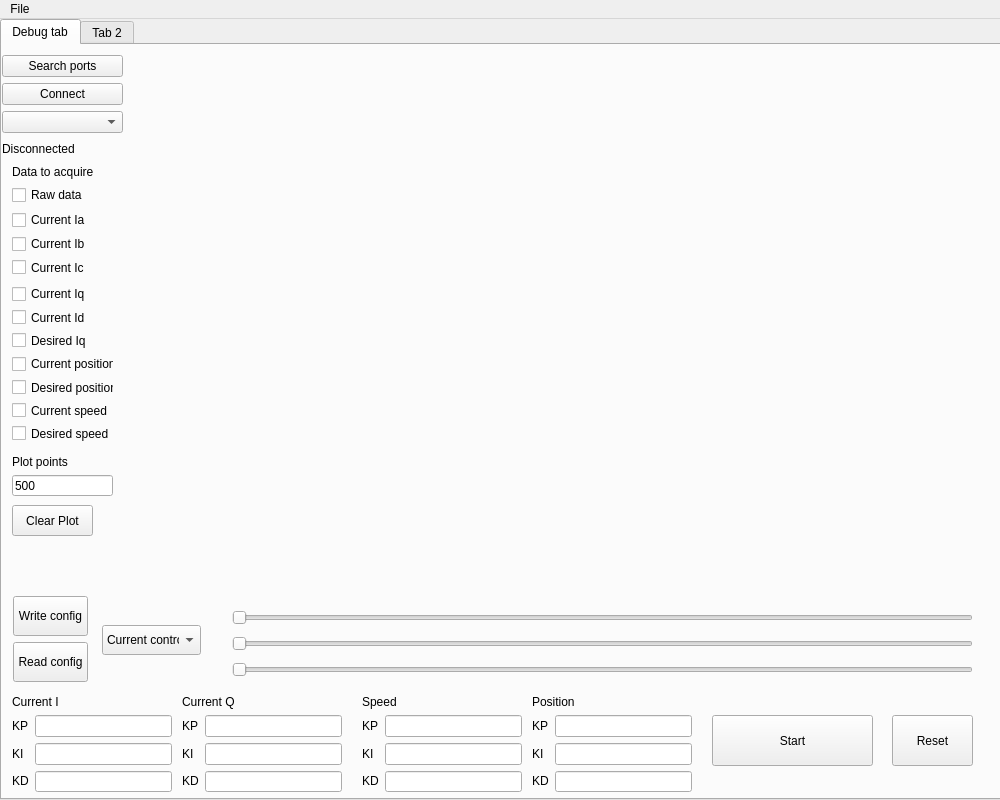
Old version of the form hostApp/ui/mainWindow.ui in the repository skatanik/bldc_motor_control.
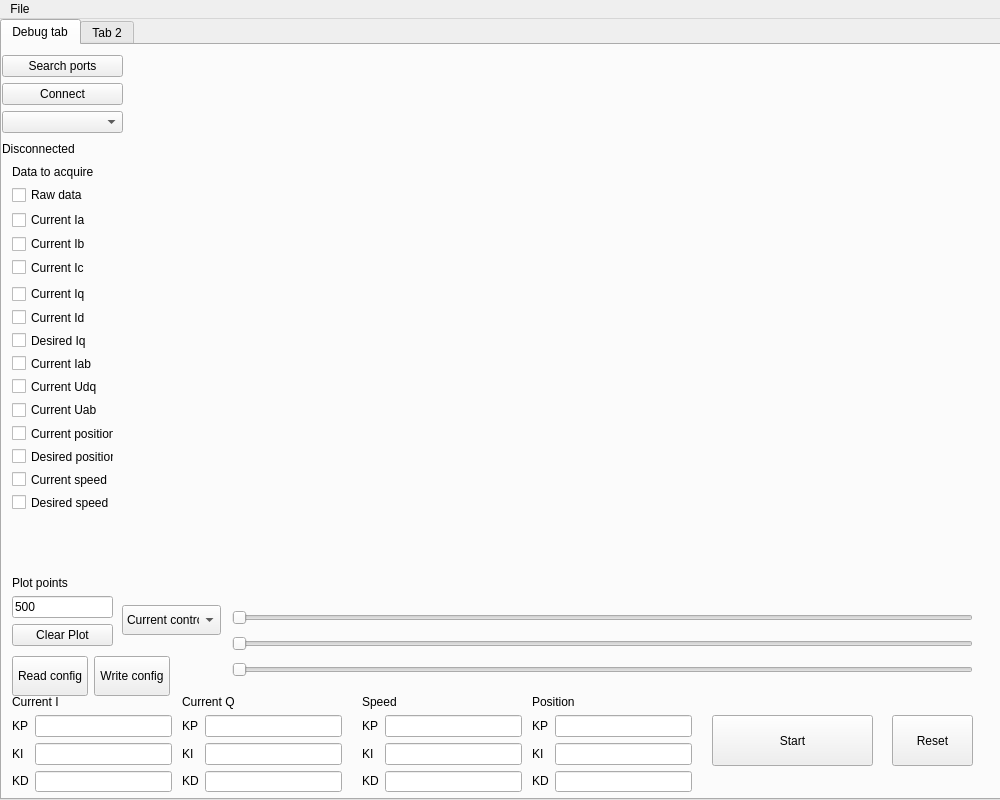
New version of the form. Custom widgets are drawn as their Qt base class.

```diff
--- a/hostApp/ui/mainWindow.ui
+++ b/hostApp/ui/mainWindow.ui
@@ -81,44 +81,6 @@
        <string>Reset</string>
       </property>
      </widget>
-     <widget class="QPushButton" name="pb_writeConf">
-      <property name="geometry">
-       <rect>
-        <x>11</x>
-        <y>551</y>
-        <width>75</width>
-        <height>40</height>
-       </rect>
-      </property>
-      <property name="minimumSize">
-       <size>
-        <width>60</width>
-        <height>40</height>
-       </size>
-      </property>
-      <property name="text">
-       <string>Write config</string>
-      </property>
-     </widget>
-     <widget class="QPushButton" name="pb_readConf">
-      <property name="geometry">
-       <rect>
-        <x>11</x>
-        <y>597</y>
-        <width>75</width>
-        <height>40</height>
-       </rect>
-      </property>
-      <property name="minimumSize">
-       <size>
-        <width>60</width>
-        <height>40</height>
-       </size>
-      </property>
-      <property name="text">
-       <string>Read config</string>
-      </property>
-     </widget>
      <widget class="QWidget" name="layoutWidget">
       <property name="geometry">
        <rect>
@@ -305,8 +267,8 @@
      <widget class="QComboBox" name="cb_controlType">
       <property name="geometry">
        <rect>
-        <x>100</x>
-        <y>580</y>
+        <x>120</x>
+        <y>560</y>
         <width>99</width>
         <height>30</height>
        </rect>
@@ -333,19 +295,6 @@
        </property>
       </item>
      </widget>
-     <widget class="QPushButton" name="pb_clearPlot">
-      <property name="geometry">
-       <rect>
-        <x>10</x>
-        <y>460</y>
-        <width>81</width>
-        <height>31</height>
-       </rect>
-      </property>
-      <property name="text">
-       <string>Clear Plot</string>
-      </property>
-     </widget>
      <widget class="QWidget" name="">
       <property name="geometry">
        <rect>
@@ -541,7 +490,7 @@
         <x>10</x>
         <y>240</y>
         <width>102</width>
-        <height>157</height>
+        <height>226</height>
        </rect>
       </property>
       <layout class="QVBoxLayout" name="verticalLayout_19">
@@ -566,6 +515,27 @@
          </property>
         </widget>
        </item>
+       <item>
+        <widget class="QCheckBox" name="chb_currentIab">
+         <property name="text">
+          <string>Current Iab</string>
+         </property>
+        </widget>
+       </item>
+       <item>
+        <widget class="QCheckBox" name="chb_currentUdq">
+         <property name="text">
+          <string>Current Udq</string>
+         </property>
+        </widget>
+       </item>
+       <item>
+        <widget class="QCheckBox" name="chb_currentUab">
+         <property name="text">
+          <string>Current Uab</string>
+         </property>
+        </widget>
+       </item>
        <item>
         <widget class="QCheckBox" name="chb_currentPos">
          <property name="text">
@@ -600,23 +570,72 @@
       <property name="geometry">
        <rect>
         <x>10</x>
-        <y>410</y>
+        <y>610</y>
+        <width>158</width>
+        <height>42</height>
+       </rect>
+      </property>
+      <layout class="QHBoxLayout" name="horizontalLayout_6">
+       <item>
+        <widget class="QPushButton" name="pb_readConf">
+         <property name="minimumSize">
+          <size>
+           <width>60</width>
+           <height>40</height>
+          </size>
+         </property>
+         <property name="text">
+          <string>Read config</string>
+         </property>
+        </widget>
+       </item>
+       <item>
+        <widget class="QPushButton" name="pb_writeConf">
+         <property name="minimumSize">
+          <size>
+           <width>60</width>
+           <height>40</height>
+          </size>
+         </property>
+         <property name="text">
+          <string>Write config</string>
+         </property>
+        </widget>
+       </item>
+      </layout>
+     </widget>
+     <widget class="QWidget" name="">
+      <property name="geometry">
+       <rect>
+        <x>10</x>
+        <y>530</y>
         <width>101</width>
-        <height>41</height>
+        <height>71</height>
        </rect>
       </property>
-      <layout class="QVBoxLayout" name="verticalLayout_20">
+      <layout class="QVBoxLayout" name="verticalLayout_21">
        <item>
-        <widget class="QLabel" name="label_18">
-         <property name="text">
-          <string>Plot points</string>
-         </property>
-        </widget>
+        <layout class="QVBoxLayout" name="verticalLayout_20">
+         <item>
+          <widget class="QLabel" name="label_18">
+           <property name="text">
+            <string>Plot points</string>
+           </property>
+          </widget>
+         </item>
+         <item>
+          <widget class="QLineEdit" name="le_plotPoints">
+           <property name="text">
+            <string>500</string>
+           </property>
+          </widget>
+         </item>
+        </layout>
        </item>
        <item>
-        <widget class="QLineEdit" name="le_plotPoints">
+        <widget class="QPushButton" name="pb_clearPlot">
          <property name="text">
-          <string>500</string>
+          <string>Clear Plot</string>
          </property>
         </widget>
        </item>
```
